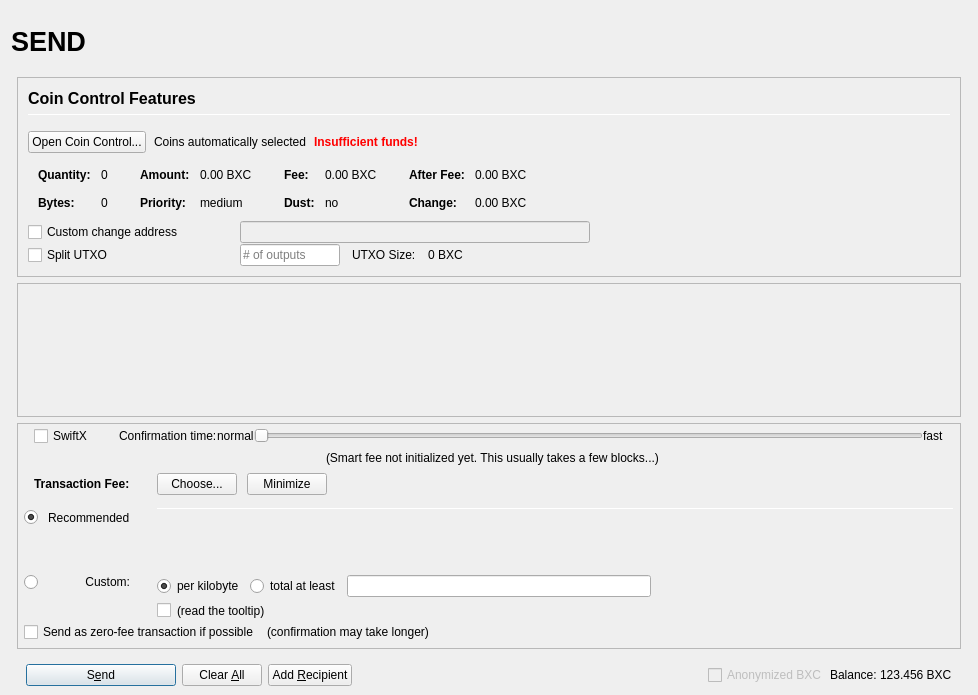
Before: the Qt Designer form src/qt/forms/sendcoinsdialog.ui in wazzlecoin/core, drawn with Qt 5.
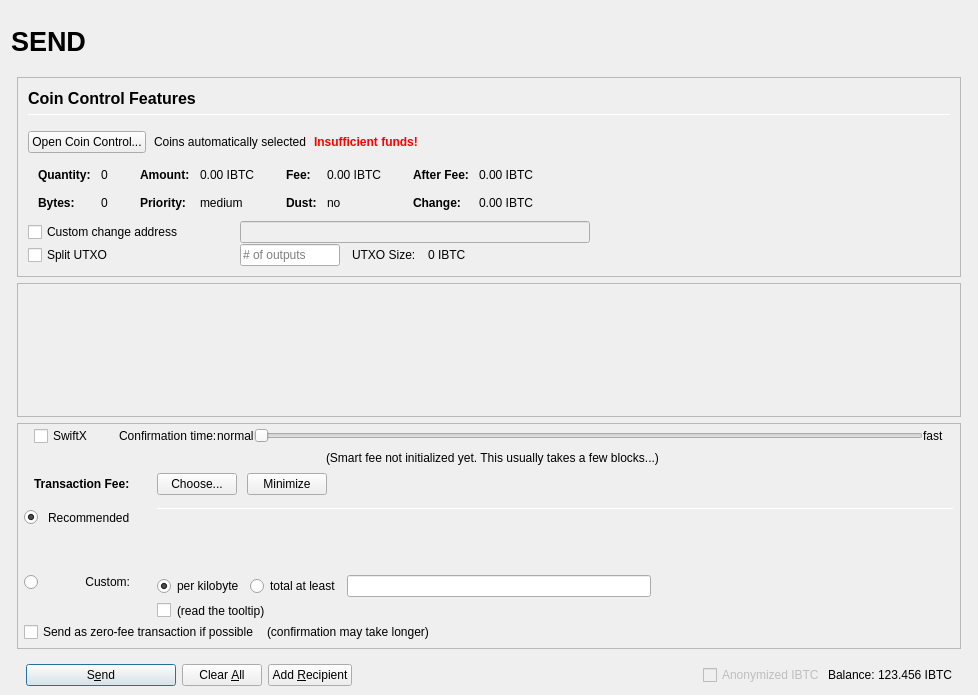
After: the same form once the commit is applied. Icons and pictures are not drawn. Custom widgets are drawn as their Qt base class.

Patch:
```diff
--- a/src/qt/forms/sendcoinsdialog.ui
+++ b/src/qt/forms/sendcoinsdialog.ui
@@ -457,7 +457,7 @@
                         <enum>Qt::ActionsContextMenu</enum>
                        </property>
                        <property name="text">
-                        <string notr="true">0.00 BXC</string>
+                        <string notr="true">0.00 IBTC</string>
                        </property>
                        <property name="textInteractionFlags">
                         <set>Qt::LinksAccessibleByMouse|Qt::TextSelectableByKeyboard|Qt::TextSelectableByMouse</set>
@@ -537,7 +537,7 @@
                         <enum>Qt::ActionsContextMenu</enum>
                        </property>
                        <property name="text">
-                        <string notr="true">0.00 BXC</string>
+                        <string notr="true">0.00 IBTC</string>
                        </property>
                        <property name="textInteractionFlags">
                         <set>Qt::LinksAccessibleByMouse|Qt::TextSelectableByKeyboard|Qt::TextSelectableByMouse</set>
@@ -617,7 +617,7 @@
                         <enum>Qt::ActionsContextMenu</enum>
                        </property>
                        <property name="text">
-                        <string notr="true">0.00 BXC</string>
+                        <string notr="true">0.00 IBTC</string>
                        </property>
                        <property name="textInteractionFlags">
                         <set>Qt::LinksAccessibleByMouse|Qt::TextSelectableByKeyboard|Qt::TextSelectableByMouse</set>
@@ -646,7 +646,7 @@
                         <enum>Qt::ActionsContextMenu</enum>
                        </property>
                        <property name="text">
-                        <string notr="true">0.00 BXC</string>
+                        <string notr="true">0.00 IBTC</string>
                        </property>
                        <property name="textInteractionFlags">
                         <set>Qt::LinksAccessibleByMouse|Qt::TextSelectableByKeyboard|Qt::TextSelectableByMouse</set>
@@ -813,7 +813,7 @@
                 <item>
                  <widget class="QLabel" name="labelBlockSize">
                   <property name="text">
-                   <string>0 BXC</string>
+                   <string>0 IBTC</string>
                   </property>
                  </widget>
                 </item>
@@ -1651,7 +1651,7 @@
                 <bool>false</bool>
                </property>
                <property name="text">
-                <string>Anonymized BXC</string>
+                <string>Anonymized IBTC</string>
                </property>
               </widget>
              </item>
@@ -1674,7 +1674,7 @@
                 <cursorShape>IBeamCursor</cursorShape>
                </property>
                <property name="text">
-                <string notr="true">123.456 BXC</string>
+                <string notr="true">123.456 IBTC</string>
                </property>
                <property name="textInteractionFlags">
                 <set>Qt::LinksAccessibleByMouse|Qt::TextSelectableByKeyboard|Qt::TextSelectableByMouse</set>
```
Left out of the diff: 8 changed lines with no effect on the pictures.
